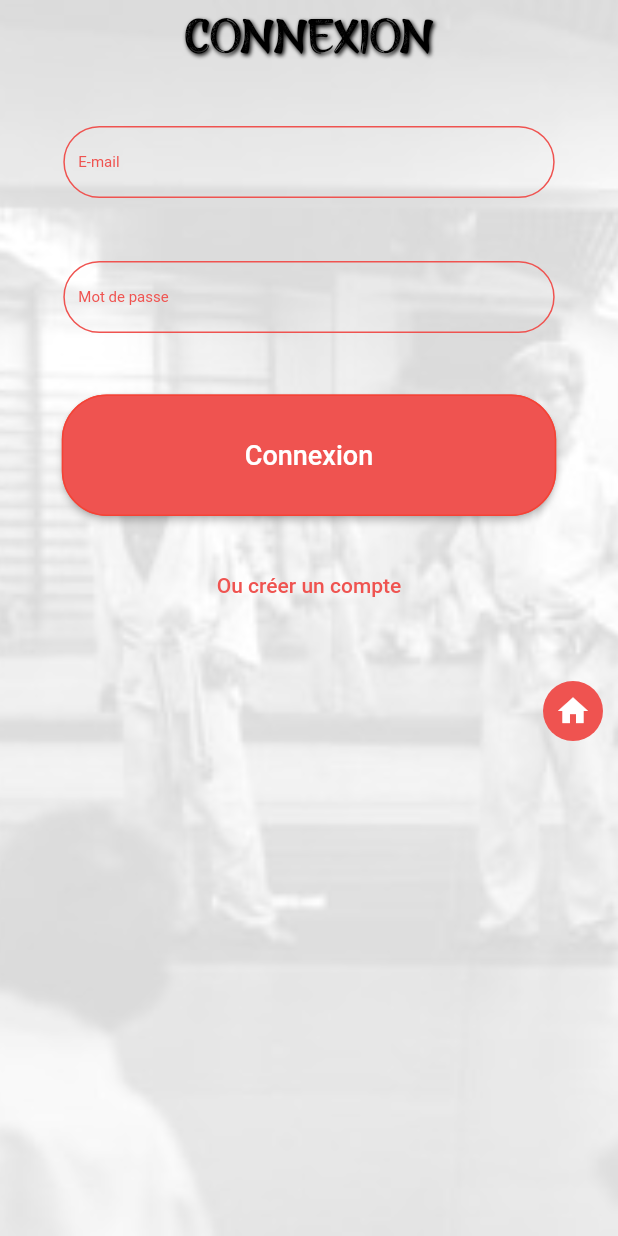
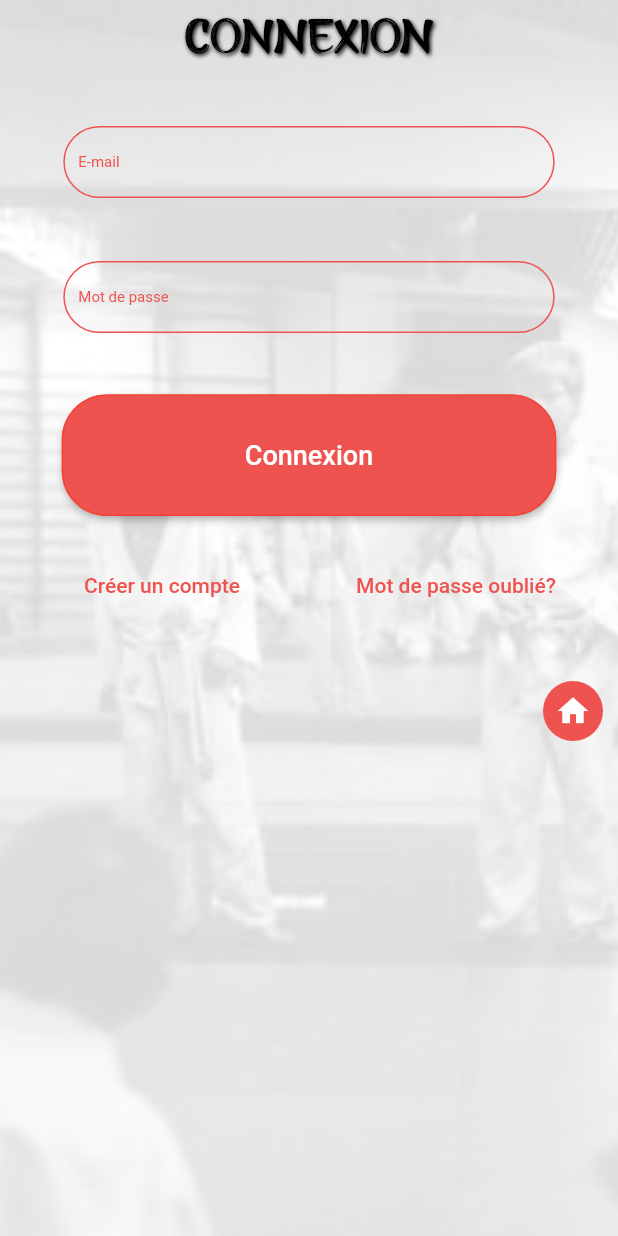
Before and after one commit to JudoClubSeclin/judoseclin, a Flutter app: the LoginView screen opened by its route, on a phone screen of 412 x 824 dp. Run offline on Flutter 3.47's test engine with Material 2 defaults, Android fonts, the phone set to English and light mode, and no system bars; our stand-ins replace bloc, carousel_slider, cloud_firestore, firebase_auth, firebase_core, firebase_storage and 4 more; accounts and stored records are empty; network calls fail.

```diff
--- a/lib/ui/common/members/login/bloc/login_event.dart
+++ b/lib/ui/common/members/login/bloc/login_event.dart
@@ -10,3 +10,9 @@ class LoginWithEmailPassword extends LoginEvent {
       required this.password,
       required this.navigateToAccount});
 }
+
+class ResetPasswordRequested extends LoginEvent {
+  final String email;
+
+  ResetPasswordRequested({required this.email});
+}
--- a/lib/ui/common/members/login/bloc/login_state.dart
+++ b/lib/ui/common/members/login/bloc/login_state.dart
@@ -11,3 +11,13 @@ class LoginFailure extends LoginState {
 
   LoginFailure({required this.error});
 }
+
+class PasswordResetInProgress extends LoginState {}
+
+class PasswordResetSuccess extends LoginState {}
+
+class PasswordResetFailure extends LoginState {
+  final String error;
+
+  PasswordResetFailure({required this.error});
+}
--- a/lib/ui/common/members/login/view/login_view.dart
+++ b/lib/ui/common/members/login/view/login_view.dart
@@ -82,12 +82,29 @@ class LoginView extends StatelessWidget {
                 ),
 
                 const SizedBox(height: 22),
-                TextButton(
-                  onPressed: () => context.go('/inscription'),
-                  child: Text(
-                    "Ou créer un compte",
-                    style: TextStyle(color: Colors.red[400]),
-                  ),
+                Row(
+                  children: [
+                    Expanded(
+                      child: TextButton(
+                        onPressed: () => context.go('/inscription'),
+                        child: Text(
+                          "Créer un compte",
+                          style: TextStyle(color: Colors.red[400]),
+                          textAlign: TextAlign.center,
+                        ),
+                      ),
+                    ),
+                    Expanded(
+                      child: TextButton(
+                        onPressed: () => context.go('/ResetPassword'),
+                        child: Text(
+                          "Mot de passe oublié?",
+                          style: TextStyle(color: Colors.red[400]),
+                          textAlign: TextAlign.center,
+                        ),
+                      ),
+                    ),
+                  ],
                 ),
                 const SizedBox(height: 40), // You can adjust this for spacing
                 const HomeButton(),
--- a/lib/ui/common/routes/router_config.dart
+++ b/lib/ui/common/routes/router_config.dart
@@ -7,6 +7,7 @@ import 'package:judoseclin/ui/common/competition_info/view/screen/competitions_l
 import 'package:judoseclin/ui/common/members/inscription/view/inscription_view.dart';
 
 import '../members/login/view/login_view.dart';
+import '../members/login/view/resetPassword_view.dart';
 
 final goRouter = GoRouter(
   debugLogDiagnostics: true,
@@ -34,6 +35,10 @@ final goRouter = GoRouter(
       builder: (context, state) => InscriptionView(),
     ),
     GoRoute(
+      path: '/resetPassword',
+      builder: (context, state) => ResetPasswordView(),
+    ),
+    GoRoute(
       path: '/account',
       builder: (context, state) => const AccountView(),
     ),
```
Also changed, not shown: lib/main.dart (+9 -0 lines), lib/ui/common/members/login/bloc/login_bloc.dart (+11 -0 lines), lib/ui/common/members/login/interactor/login_interactor.dart (+6 -1 lines), lib/ui/common/members/login/view/resetPassword_view.dart (added, +64 -0 lines).
